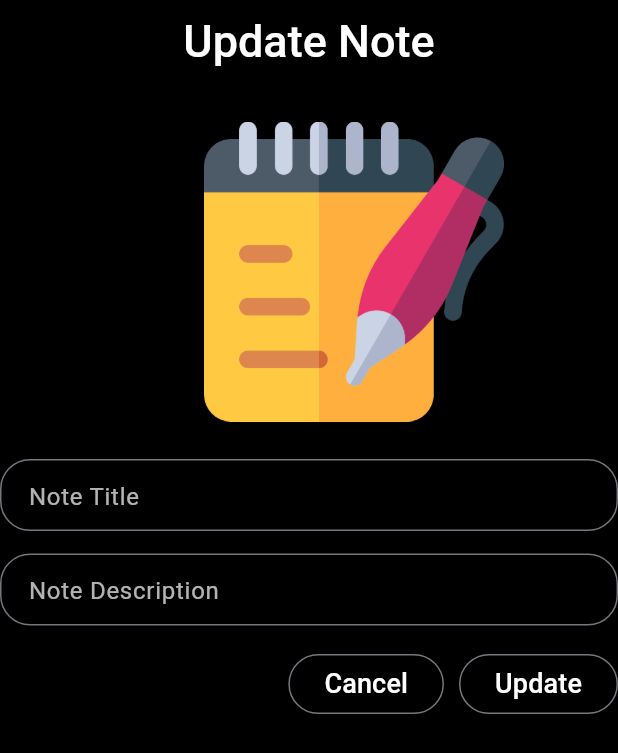
After one commit to pradun-oops/notes_app, a Flutter app: the UpdateNotePage screen opened by its route, on a phone screen of 412 x 824 dp. The commit adds this screen. Shown: the top 753 px of the screen. Run offline on Flutter 3.47's test engine with Material 3 defaults, Android fonts, the phone set to English and light mode, and no system bars; our stand-ins replace sqflite; accounts and stored records are empty.

Commit message:
Update page added

```diff
--- a/lib/main.dart
+++ b/lib/main.dart
@@ -1,5 +1,5 @@
 import 'package:flutter/material.dart';
-import 'package:notes/pages/note_page.dart';
+import 'package:notes/route/page_route.dart';
 
 void main() {
   runApp(const MyApp());
@@ -13,7 +13,8 @@ class MyApp extends StatelessWidget {
   Widget build(BuildContext context) {
     return MaterialApp(
       debugShowCheckedModeBanner: false,
-      home: NotePage(),
+      initialRoute: AppRoutes.ROUTE_NOTE,
+      routes: AppRoutes.getRoute(),
     );
   }
 }
--- /dev/null
+++ b/lib/pages/update_note_page.dart
@@ -0,0 +1,114 @@
+import 'package:flutter/material.dart';
+import 'package:notes/helper/db_helper.dart';
+import 'package:notes/models/model.dart';
+import 'package:notes/widgets/custom_text.dart';
+import 'package:notes/widgets/custom_textfield.dart';
+
+class UpdateNotePage extends StatefulWidget {
+  final String? title;
+  final String? desc;
+  final int? id;
+  bool isUpdated;
+  UpdateNotePage(
+      {super.key, this.title, this.desc, this.id, this.isUpdated = false});
+
+  @override
+  State<UpdateNotePage> createState() => _UpdateNotePageState();
+}
+
+class _UpdateNotePageState extends State<UpdateNotePage> {
+  TextEditingController updatedTitleController = TextEditingController();
+  TextEditingController updatedDescriptionController = TextEditingController();
+  DbHelper? mDb;
+
+  @override
+  void initState() {
+    super.initState();
+    mDb = DbHelper.getInstance();
+  }
+
+  @override
+  Widget build(BuildContext context) {
+    return Scaffold(
+      backgroundColor: Colors.black,
+      appBar: AppBar(
+        backgroundColor: Colors.black,
+        automaticallyImplyLeading: false,
+        title: CustomText(
+          text: 'Update Note',
+          size: 30,
+        ),
+        centerTitle: true,
+      ),
+      body: Column(
+        children: [
+          const SizedBox(
+            height: 25,
+          ),
+          Padding(
+            padding: const EdgeInsets.only(left: 60.0),
+            child: Image.asset(
+              "assets/logo/notes.png",
+              width: 200,
+            ),
+          ),
+          const SizedBox(
+            height: 25,
+          ),
+          CustomTextfield(
+            hint: 'Note Title',
+            controller: updatedTitleController,
+          ),
+          const SizedBox(
+            height: 15,
+          ),
+          CustomTextfield(
+            hint: 'Note Description',
+            controller: updatedDescriptionController,
+          ),
+          const SizedBox(
+            height: 15,
+          ),
+          Row(
+            mainAxisAlignment: MainAxisAlignment.end,
+            children: [
+              OutlinedButton(
+                onPressed: () {
+                  Navigator.pop(context);
+                },
+                child: CustomText(
+                  text: "Cancel",
+                  size: 18,
+                ),
+              ),
+              const SizedBox(
+                width: 10,
+              ),
+              OutlinedButton(
+                onPressed: () async {
+                  bool check = await mDb!.updateNote(
+                    NoteModel(
+                      nTitle: updatedTitleController.text,
+                      nDescription: updatedDescriptionController.text,
+                      nCreatedAt:
+                          DateTime.now().microsecondsSinceEpoch.toString(),
+                      nId: widget.id,
+                    ),
+                  );
+                  if (check) {
+                    // ignore: use_build_context_synchronously
+                    Navigator.pop(context);
+                  }
+                },
+                child: CustomText(
+                  text: "Update",
+                  size: 18,
+                ),
+              ),
+            ],
+          )
+        ],
+      ),
+    );
+  }
+}
--- /dev/null
+++ b/lib/route/page_route.dart
@@ -0,0 +1,18 @@
+// ignore_for_file: constant_identifier_names
+
+import 'package:flutter/material.dart';
+import 'package:notes/pages/add_note_page.dart';
+import 'package:notes/pages/note_page.dart';
+import 'package:notes/pages/update_note_page.dart';
+
+class AppRoutes {
+  static const String ROUTE_NOTE = '/';
+  static const String ROUTE_ADD_NOTE = '/add_note';
+  static const String ROUTE_UPDATE_NOTE = '/update_note';
+
+  static Map<String, WidgetBuilder> getRoute() => {
+        ROUTE_NOTE: (context) => NotePage(),
+        ROUTE_ADD_NOTE: (context) => AddNotePage(),
+        ROUTE_UPDATE_NOTE: (context) => UpdateNotePage(),
+      };
+}
```
Also changed, not shown: lib/helper/db_helper.dart (+15 -7 lines), lib/pages/note_page.dart (+18 -10 lines), 1 other file.
